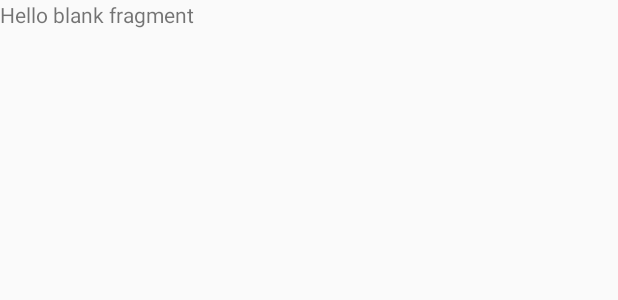
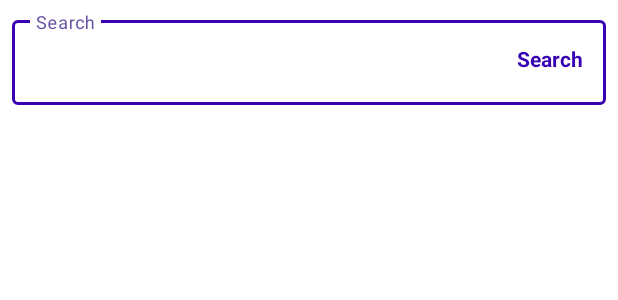
Before and after one commit to khushigaba/newsApp, an Android app: the layout fragment_search.xml on its own in the app's theme, with its tools: preview values and no code run, on a phone screen of 412 x 824 dp. Shown: the top 300 px of the screen. Run offline under Robolectric (Android 15) with nearby library versions, the phone set to English and light mode, and no system bars.

Commit message:
added search bar in search news section

```diff
--- a/app/src/main/java/com/example/nownews/ui/search/SearchFragment.kt
+++ b/app/src/main/java/com/example/nownews/ui/search/SearchFragment.kt
@@ -1,20 +1,37 @@
 package com.example.nownews.ui.search
 
 import android.os.Bundle
+import android.text.Editable
+import android.text.TextWatcher
+import android.util.Log
 import androidx.fragment.app.Fragment
 import android.view.LayoutInflater
 import android.view.View
 import android.view.ViewGroup
 import com.example.nownews.R
+import com.example.nownews.databinding.FragmentSearchBinding
 
 class SearchFragment : Fragment() {
+
+    private lateinit var binding: FragmentSearchBinding
 
     override fun onCreateView(
         inflater: LayoutInflater, container: ViewGroup?,
         savedInstanceState: Bundle?
     ): View? {
-        // Inflate the layout for this fragment
-        return inflater.inflate(R.layout.fragment_search, container, false)
+        binding = FragmentSearchBinding.inflate(layoutInflater, container, false)
+        return binding.root
+    }
+
+    override fun onViewCreated(view: View, savedInstanceState: Bundle?) {
+        super.onViewCreated(view, savedInstanceState)
+
+
+        binding.searchButton.setOnClickListener {
+            val searchQuery = binding.searchEditText.text.toString()
+            binding.searchText.text = "Search news for title: $searchQuery"
+        }
+
     }
 
 }
--- a/app/src/main/res/layout/fragment_search.xml
+++ b/app/src/main/res/layout/fragment_search.xml
@@ -1,14 +1,60 @@
 <?xml version="1.0" encoding="utf-8"?>
-<FrameLayout xmlns:android="http://schemas.android.com/apk/res/android"
+<LinearLayout xmlns:android="http://schemas.android.com/apk/res/android"
     xmlns:tools="http://schemas.android.com/tools"
     android:layout_width="match_parent"
     android:layout_height="match_parent"
+    android:orientation="vertical"
+    xmlns:app="http://schemas.android.com/apk/res-auto"
     tools:context=".ui.search.SearchFragment">
 
-    <!-- TODO: Update blank fragment layout -->
+
+
+    <FrameLayout
+        android:layout_width="match_parent"
+        android:layout_height="wrap_content"
+        android:layout_margin="8dp">
+
+        <!-- Your TextInputLayout with outlined style -->
+        <com.google.android.material.textfield.TextInputLayout
+            android:id="@+id/searchTextInputLayout"
+            style="@style/Widget.MaterialComponents.TextInputLayout.OutlinedBox"
+            android:layout_width="match_parent"
+            android:layout_height="wrap_content"
+            app:boxBackgroundMode="outline"
+            app:boxCornerRadiusTopStart="4dp"
+            app:boxCornerRadiusTopEnd="4dp"
+            app:boxCornerRadiusBottomStart="4dp"
+            app:boxCornerRadiusBottomEnd="4dp"
+            app:boxStrokeColor="@color/purple_700">
+
+            <com.google.android.material.textfield.TextInputEditText
+                android:id="@+id/searchEditText"
+                android:layout_width="match_parent"
+                android:layout_height="wrap_content"
+                android:hint="Search"
+                android:imeOptions="actionSearch"
+                android:inputType="text"
+                android:paddingEnd="80dp" />
+        </com.google.android.material.textfield.TextInputLayout>
+
+        <TextView
+            android:id="@+id/searchButton"
+            android:layout_width="wrap_content"
+            android:layout_height="match_parent"
+            android:layout_gravity="end|center_vertical"
+            android:gravity="center"
+            android:paddingHorizontal="16dp"
+            android:text="Search"
+            android:textColor="@color/purple_700"
+            android:background="?attr/selectableItemBackgroundBorderless"
+            android:textStyle="bold" />
+    </FrameLayout>
+
     <TextView
+        android:id="@+id/searchText"
         android:layout_width="match_parent"
-        android:layout_height="match_parent"
-        android:text="@string/hello_blank_fragment" />
+        android:layout_height="wrap_content"
+        android:layout_marginTop="16dp"/>
 
-</FrameLayout>
+
+</LinearLayout>
--- a/app/src/main/res/navigation/mobile_navigation.xml
+++ b/app/src/main/res/navigation/mobile_navigation.xml
@@ -25,7 +25,7 @@
     <fragment
         android:id="@+id/navigation_search"
         android:name="com.example.nownews.ui.search.SearchFragment"
-        android:label="Search"
+        android:label="Search News"
         tools:layout="@layout/fragment_search" />
     <fragment
         android:id="@+id/viewNewsListFragment"
--- a/app/src/main/res/values/themes.xml
+++ b/app/src/main/res/values/themes.xml
@@ -1,7 +1,7 @@
 <?xml version="1.0" encoding="utf-8"?>
 <resources>
 
-    <style name="Theme.NowNews" parent="Theme.AppCompat.Light.DarkActionBar">
+    <style name="Theme.NowNews" parent="Theme.MaterialComponents.Light.DarkActionBar">
         <!-- Primary brand color. -->
         <item name="colorPrimary">#6750A4</item>
         <item name="colorPrimaryVariant">#4F378B</item>
```
